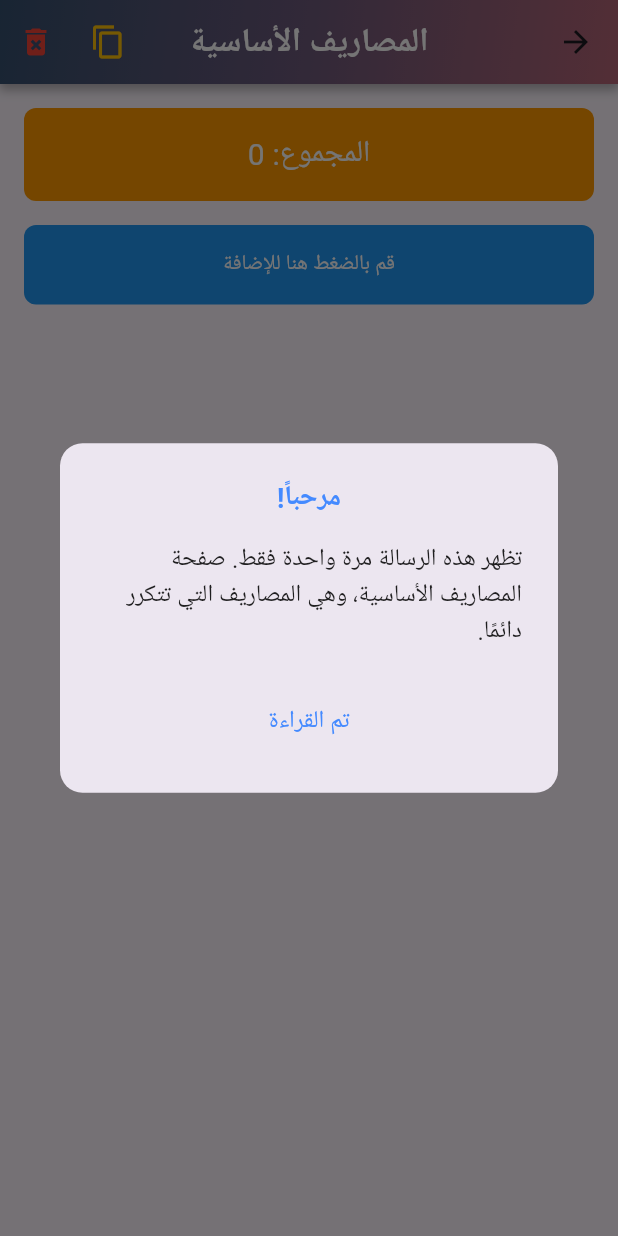
After one commit to Mahmoud7Hany/Expenses, a Flutter app: the screen it shows after launch, in the side drawer, after a tap on "المصاريف الأساسية", on a phone screen of 412 x 824 dp. The commit adds this screen. Run offline on Flutter 3.47's test engine with Material 3 defaults, Android fonts, the phone set to English and light mode, and no system bars; our stand-ins replace flutter_slidable, shared_preferences.

Commit message:
add page basics_page

```diff
--- a/lib/main.dart
+++ b/lib/main.dart
@@ -1,4 +1,4 @@
-import 'package:calculate/pages/home.dart';
+import 'package:calculate/pages/home_page.dart';
 import 'package:flutter/material.dart';
 import 'package:flutter_localizations/flutter_localizations.dart';
 
--- /dev/null
+++ b/lib/pages/basics_page.dart
@@ -0,0 +1,361 @@
+import 'package:calculate/widget/Basics_Widget/first_visit_dialog.dart';
+import 'package:calculate/widget/Home_Widget/appBar_widget.dart';
+import 'package:flutter/material.dart';
+import 'package:flutter/services.dart';
+import 'package:flutter_slidable/flutter_slidable.dart';
+import 'package:shared_preferences/shared_preferences.dart';
+import 'dart:convert';
+
+// دي صفحه المصاريف الاساسيه
+class BasicsPage extends StatefulWidget {
+  const BasicsPage({super.key});
+
+  @override
+  _BasicsPageState createState() => _BasicsPageState();
+}
+
+class _BasicsPageState extends State<BasicsPage> {
+  final TextEditingController _textController = TextEditingController();
+  final TextEditingController _numberController = TextEditingController();
+  List<Map<String, String>> _items = [];
+  bool _isEditing = false;
+  bool _isFirstVisit = false;
+  int _sum = 0;
+
+  @override
+  void initState() {
+    super.initState();
+    _checkFirstVisit();
+    _loadItems();
+  }
+
+  Future<void> _checkFirstVisit() async {
+    final prefs = await SharedPreferences.getInstance();
+    final isFirstVisit = prefs.getBool('isFirstVisit') ?? true;
+
+    if (isFirstVisit) {
+      setState(() {
+        _isFirstVisit = true;
+      });
+      await prefs.setBool('isFirstVisit', false);
+    }
+  }
+
+  Future<void> _saveItems() async {
+    final prefs = await SharedPreferences.getInstance();
+    await prefs.setString('items', jsonEncode(_items));
+    await prefs.setInt('sum', _sum);
+  }
+
+  Future<void> _loadItems() async {
+    final prefs = await SharedPreferences.getInstance();
+    final itemsData = prefs.getString('items');
+    final sum = prefs.getInt('sum') ?? 0;
+
+    if (itemsData != null) {
+      setState(() {
+        _items = List<Map<String, String>>.from(jsonDecode(itemsData)
+            .map((item) => Map<String, String>.from(item)));
+        _sum = sum;
+      });
+    }
+  }
+
+  void _toggleEditing() {
+    setState(() {
+      _isEditing = !_isEditing;
+    });
+  }
+
+  void _addItem() {
+    if (_textController.text.isNotEmpty && _numberController.text.isNotEmpty) {
+      final int? value = int.tryParse(_numberController.text);
+      if (value != null) {
+        setState(() {
+          _items.add({
+            'text': _textController.text,
+            'number': _numberController.text,
+          });
+          _sum += value;
+          _textController.clear();
+          _numberController.clear();
+          _isEditing = false;
+        });
+        _saveItems();
+      }
+    }
+  }
+
+  void _removeItem(int index) {
+    final int? value = int.tryParse(_items[index]['number']!);
+    if (value != null) {
+      setState(() {
+        _sum -= value;
+        _items.removeAt(index);
+      });
+      _saveItems();
+    }
+  }
+
+  void _clearAllItems() {
+    showDialog(
+      context: context,
+      builder: (BuildContext context) {
+        return AlertDialog(
+          title: Text('تأكيد الحذف'),
+          content: Text('هل أنت متأكد أنك تريد حذف جميع العناصر؟'),
+          actions: [
+            Center(
+              child: Row(
+                mainAxisSize: MainAxisSize.min,
+                children: [
+                  TextButton(
+                    onPressed: () {
+                      Navigator.of(context).pop(); // إغلاق مربع الحوار
+                    },
+                    child: Text('إلغاء'),
+                  ),
+                  SizedBox(width: 50),
+                  TextButton(
+                    onPressed: () {
+                      setState(() {
+                        _items.clear();
+                        _sum = 0;
+                      });
+                      _saveItems();
+                      Navigator.of(context).pop(); // إغلاق مربع الحوار
+                    },
+                    child: Text('حذف'),
+                  ),
+                ],
+              ),
+            ),
+          ],
+        );
+      },
+    );
+  }
+
+  void _copyAllItems() {
+    String allItems = _items
+        .map((item) => '${item['text']!}\n${item['number']!}')
+        .join('\n\n');
+    allItems += '\n\nالمجموع: $_sum';
+    Clipboard.setData(ClipboardData(text: allItems));
+    ScaffoldMessenger.of(context).showSnackBar(
+      SnackBar(content: Text('تم نسخ')),
+    );
+  }
+
+  void _copyItem(String text) {
+    Clipboard.setData(ClipboardData(text: text));
+    ScaffoldMessenger.of(context).showSnackBar(
+      SnackBar(content: Text('تم نسخ')),
+    );
+  }
+
+  @override
+  Widget build(BuildContext context) {
+    // رساله تظهر مره واحده فقط عند فتح الصفحه لاول مره
+    if (_isFirstVisit) {
+      WidgetsBinding.instance.addPostFrameCallback(
+        (_) {
+          showDialog(
+            context: context,
+            builder: (BuildContext context) {
+              return FirstVisitDialog(
+                onClose: () {
+                  setState(() {
+                    _isFirstVisit = false;
+                  });
+                },
+              );
+            },
+          );
+        },
+      );
+    }
+    return Scaffold(
+      appBar: CustomAppBar(
+        textAppBar: 'المصاريف الأساسية',
+        actions: [
+          IconButton(
+            icon: Icon(Icons.copy),
+            color: Colors.amber,
+            onPressed: _copyAllItems,
+          ),
+          IconButton(
+            icon: Icon(Icons.delete_forever),
+            color: Colors.red,
+            onPressed: _clearAllItems,
+          ),
+        ],
+      ),
+      body: Column(
+        children: [
+          Container(
+            padding: EdgeInsets.all(16),
+            margin: EdgeInsets.only(left: 16, right: 16, top: 16),
+            decoration: BoxDecoration(
+              color: Colors.orange,
+              borderRadius: BorderRadius.circular(8),
+            ),
+            child: Center(
+              child: Text(
+                'المجموع: $_sum',
+                style: TextStyle(
+                  color: Colors.white,
+                  fontSize: 20,
+                ),
+              ),
+            ),
+          ),
+          GestureDetector(
+            onTap: _toggleEditing,
+            child: Container(
+              padding: EdgeInsets.all(16),
+              margin: EdgeInsets.all(16),
+              decoration: BoxDecoration(
+                color: Colors.blue,
+                borderRadius: BorderRadius.circular(8),
+              ),
+              child: Center(
+                child: Text(
+                  'قم بالضغط هنا للإضافة',
+                  style: TextStyle(color: Colors.white),
+                ),
+              ),
+            ),
+          ),
+          if (_isEditing)
+            Padding(
+              padding: const EdgeInsets.symmetric(horizontal: 16),
+              child: Column(
+                children: [
+                  Container(
+                    decoration: BoxDecoration(
+                      gradient: LinearGradient(
+                        colors: [Colors.blue.shade200, Colors.blue.shade400],
+                        begin: Alignment.topLeft,
+                        end: Alignment.bottomRight,
+                      ),
+                      borderRadius: BorderRadius.circular(12),
+                      boxShadow: [
+                        BoxShadow(
+                          color: Colors.grey.shade400,
+                          blurRadius: 8,
+                          offset: Offset(0, 4),
+                        ),
+                      ],
+                    ),
+                    child: TextField(
+                      controller: _textController,
+                      decoration: InputDecoration(
+                        contentPadding: EdgeInsets.all(16),
+                        hintText: 'الاسم',
+                        hintStyle: TextStyle(color: Colors.white70),
+                        border: InputBorder.none,
+                        focusedBorder: InputBorder.none,
+                        enabledBorder: InputBorder.none,
+                      ),
+                      style: TextStyle(color: Colors.white),
+                    ),
+                  ),
+                  SizedBox(height: 16),
+                  Container(
+                    decoration: BoxDecoration(
+                      gradient: LinearGradient(
+                        colors: [Colors.blue.shade200, Colors.blue.shade400],
+                        begin: Alignment.topLeft,
+                        end: Alignment.bottomRight,
+                      ),
+                      borderRadius: BorderRadius.circular(12),
+                      boxShadow: [
+                        BoxShadow(
+                          color: Colors.grey.shade400,
+                          blurRadius: 8,
+                          offset: Offset(0, 4),
+                        ),
+                      ],
+                    ),
+                    child: TextField(
+                      controller: _numberController,
+                      decoration: InputDecoration(
+                        contentPadding: EdgeInsets.all(16),
+                        hintText: 'المبلغ',
+                        hintStyle: TextStyle(color: Colors.white70),
+                        border: InputBorder.none,
+                        focusedBorder: InputBorder.none,
+                        enabledBorder: InputBorder.none,
+                      ),
+                      style: TextStyle(color: Colors.white),
+                      keyboardType: TextInputType.number,
+                    ),
+                  ),
+                  SizedBox(height: 15),
+                  ElevatedButton(
+                    onPressed: _addItem,
+                    child: Text(
+                      'إضافة',
+                      style: TextStyle(
+                        color: Colors.white,
+                      ),
+                    ),
+                    style: ElevatedButton.styleFrom(
+                      backgroundColor: Colors.blue,
+                      padding:
+                          EdgeInsets.symmetric(horizontal: 16, vertical: 12),
+                    ),
+                  ),
+                  SizedBox(height: 15),
+                ],
+              ),
+            ),
+          Expanded(
+            child: ListView.builder(
+              itemCount: _items.length,
+              itemBuilder: (context, index) {
+                String itemText =
+                    '${_items[index]['text']!}\n${_items[index]['number']!} جنيه';
+                return Slidable(
+                  endActionPane: ActionPane(
+                    motion: const ScrollMotion(),
+                    children: [
+                      SlidableAction(
+                        backgroundColor: Colors.red,
+                        icon: Icons.delete,
+                        label: 'حذف',
+                        onPressed: (context) => _removeItem(index),
+                      ),
+                    ],
+                  ),
+                  child: Card(
+                    margin: EdgeInsets.symmetric(horizontal: 16, vertical: 8),
+                    elevation: 2,
+                    child: ListTile(
+                      contentPadding: EdgeInsets.all(14),
+                      title: Text(
+                        itemText,
+                        style: TextStyle(
+                            fontSize: 16, fontWeight: FontWeight.bold),
+                      ),
+                      trailing: Row(
+                        mainAxisSize: MainAxisSize.min,
+                        children: [
+                          IconButton(
+                            icon: Icon(Icons.copy, color: Colors.blue),
+                            onPressed: () => _copyItem(itemText),
+                          ),
+                        ],
+                      ),
+                    ),
+                  ),
+                );
+              },
+            ),
+          )
+        ],
+      ),
+    );
+  }
+}
--- a/lib/pages/home.dart
+++ b/lib/pages/home_page.dart
@@ -1,16 +1,18 @@
 // ignore_for_file: unnecessary_null_comparison
 
+import 'package:calculate/widget/Basics_Widget/drawer_widget.dart';
 import 'package:flutter/material.dart';
 import 'package:shared_preferences/shared_preferences.dart';
 import 'dart:convert';
 import '../models/add_Expense.dart';
-import '../widget/appBar_widget.dart';
-import '../widget/elevated_button_widget.dart';
-import '../widget/text_formField_widget.dart';
+import '../widget/Home_Widget/appBar_widget.dart';
+import '../widget/Home_Widget/elevated_button_widget.dart';
+import '../widget/Home_Widget/text_formField_widget.dart';
 import 'package:flutter/services.dart';
-import '../widget/expenses_widget.dart';
+import '../widget/Home_Widget/expenses_widget.dart';
 import 'package:flutter_slidable/flutter_slidable.dart';
 
+// Home Page
 class MyHomePage extends StatefulWidget {
   const MyHomePage({Key? key}) : super(key: key);
 
@@ -184,6 +186,7 @@ class _MyHomePageState extends State<MyHomePage> {
                 }
               },
               icon: Icon(Icons.copy),
+              color: Colors.amber,
             ),
           // خاص بحذف جميع البيانات
           if (expensesList.isNotEmpty)
@@ -221,6 +224,7 @@ class _MyHomePageState extends State<MyHomePage> {
                             ),
                           ),
                         ),
+                        SizedBox(width: 20),
                         TextButton(
                           onPressed: () {
                             _clearData(); // مسح البيانات
@@ -248,10 +252,12 @@ class _MyHomePageState extends State<MyHomePage> {
                   },
                 );
               },
-              icon: Icon(Icons.delete, size: 26),
+              icon: Icon(Icons.delete_forever, size: 26),
+              color: Colors.red,
             ),
         ],
       ),
+      drawer: DrawerWidget(), //  DrawerWidget هنا
       body: SingleChildScrollView(
         child: Column(
           children: [
@@ -380,7 +386,7 @@ class _MyHomePageState extends State<MyHomePage> {
                             _deleteExpense(
                                 expensesList.indexOf(expense)); // حذف العنصر
                           },
-                          backgroundColor: Colors.blue,
+                          backgroundColor: Colors.red,
                           icon: Icons.delete,
                           label: 'حذف',
                         )
--- /dev/null
+++ b/lib/widget/Basics_Widget/drawer_widget.dart
@@ -0,0 +1,54 @@
+import 'package:calculate/pages/basics_page.dart';
+import 'package:flutter/material.dart';
+
+// هذه صفحة القائمة الجانبية التي في الصفحة الرئيسية
+class DrawerWidget extends StatelessWidget {
+  const DrawerWidget({super.key});
+
+  @override
+  Widget build(BuildContext context) {
+    return Drawer(
+      child: ListView(
+        padding: EdgeInsets.zero,
+        children: [
+          DrawerHeader(
+            decoration: BoxDecoration(
+              gradient: LinearGradient(
+                colors: [
+                  Color(0xFF355070), // اللون البنفسجي الداكن
+                  Color(0xFF6d597a), // اللون الأزرق الفاتح
+                  Color(0xFFb56576), // اللون الوردي الداكن
+                ],
+                begin: Alignment
+                    .topLeft, // يمكنك تغيير هذه القيمة لتغيير اتجاه التدرج
+                end: Alignment
+                    .bottomRight, // يمكنك تغيير هذه القيمة لتغيير اتجاه التدرج
+              ),
+            ),
+            child: Center(
+              child: Text(
+                'المصاريف',
+                style: TextStyle(
+                  color: Colors.white,
+                  fontSize: 22,
+                  fontWeight: FontWeight.bold,
+                ),
+              ),
+            ),
+          ),
+          ListTile(
+            leading: Icon(Icons.addchart, color: Colors.green),
+            title: Text('المصاريف الأساسية'),
+            onTap: () {
+              Navigator.pop(context); // إغلاق الـ Drawer
+              Navigator.push(
+                context,
+                MaterialPageRoute(builder: (context) => BasicsPage()),
+              );
+            },
+          ),
+        ],
+      ),
+    );
+  }
+}
--- /dev/null
+++ b/lib/widget/Basics_Widget/first_visit_dialog.dart
@@ -0,0 +1,50 @@
+import 'package:flutter/material.dart';
+
+class FirstVisitDialog extends StatelessWidget {
+  final VoidCallback onClose;
+
+// يحتوي على كود عرض الحوار عند الزيارة الأولى.
+  const FirstVisitDialog({required this.onClose, super.key});
+  @override
+  Widget build(BuildContext context) {
+    return AlertDialog(
+      shape: RoundedRectangleBorder(
+        borderRadius: BorderRadius.circular(15),
+      ),
+      title: Center(
+        child: Text(
+          'مرحباً!',
+          style: TextStyle(
+            fontSize: 18,
+            fontWeight: FontWeight.bold,
+            color: Colors.blueAccent,
+          ),
+        ),
+      ),
+      content: Text(
+        'تظهر هذه الرسالة مرة واحدة فقط. صفحة المصاريف الأساسية، وهي المصاريف التي تتكرر دائمًا.',
+        style: TextStyle(
+          fontSize: 16,
+          color: Colors.black87,
+        ),
+      ),
+      actions: [
+        TextButton(
+          onPressed: () {
+            Navigator.of(context).pop();
+            onClose();
+          },
+          child: Center(
+            child: Text(
+              'تم القراءة',
+              style: TextStyle(
+                fontSize: 16,
+                color: Colors.blueAccent,
+              ),
+            ),
+          ),
+        ),
+      ],
+    );
+  }
+}
```
Also changed, not shown: lib/widget/Basics_Widget/item_list_tile.dart (added, +37 -0 lines), pubspec.yaml (+4 -15 lines), lib/widget/Home_Widget/appBar_widget.dart (renamed from lib/widget/appBar_widget.dart), lib/widget/Home_Widget/elevated_button_widget.dart (renamed from lib/widget/elevated_button_widget.dart), lib/widget/Home_Widget/expenses_widget.dart (renamed from lib/widget/expenses_widget.dart), lib/widget/Home_Widget/text_formField_widget.dart (renamed from lib/widget/text_formField_widget.dart), pubspec.lock, 1 other file.
